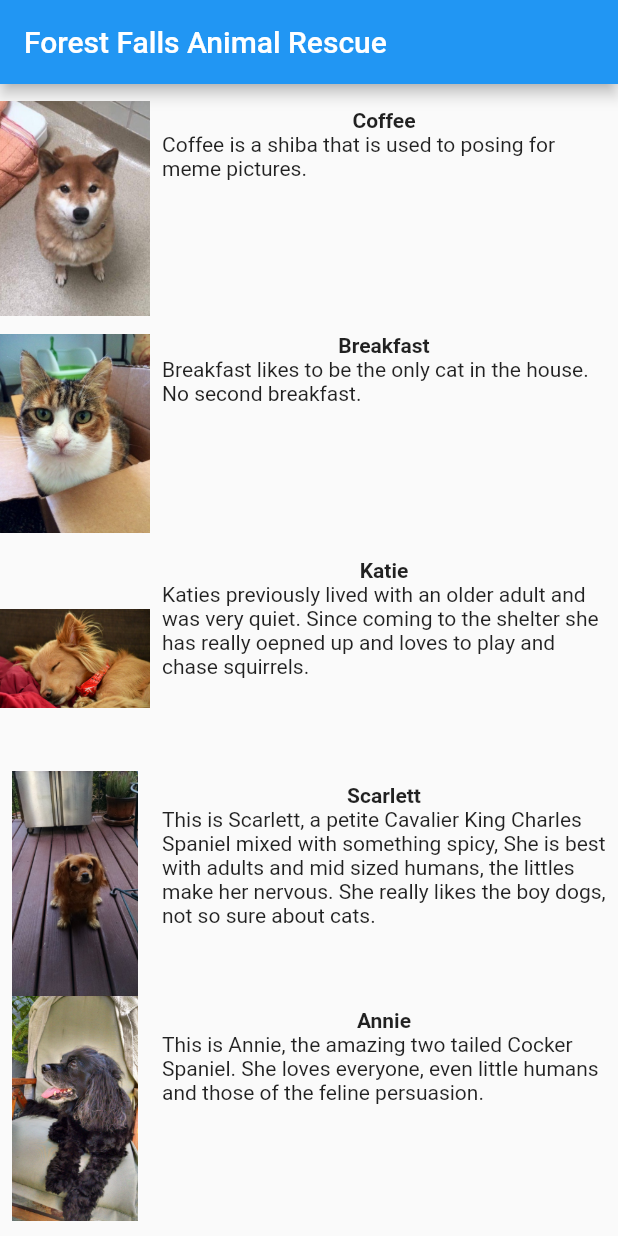
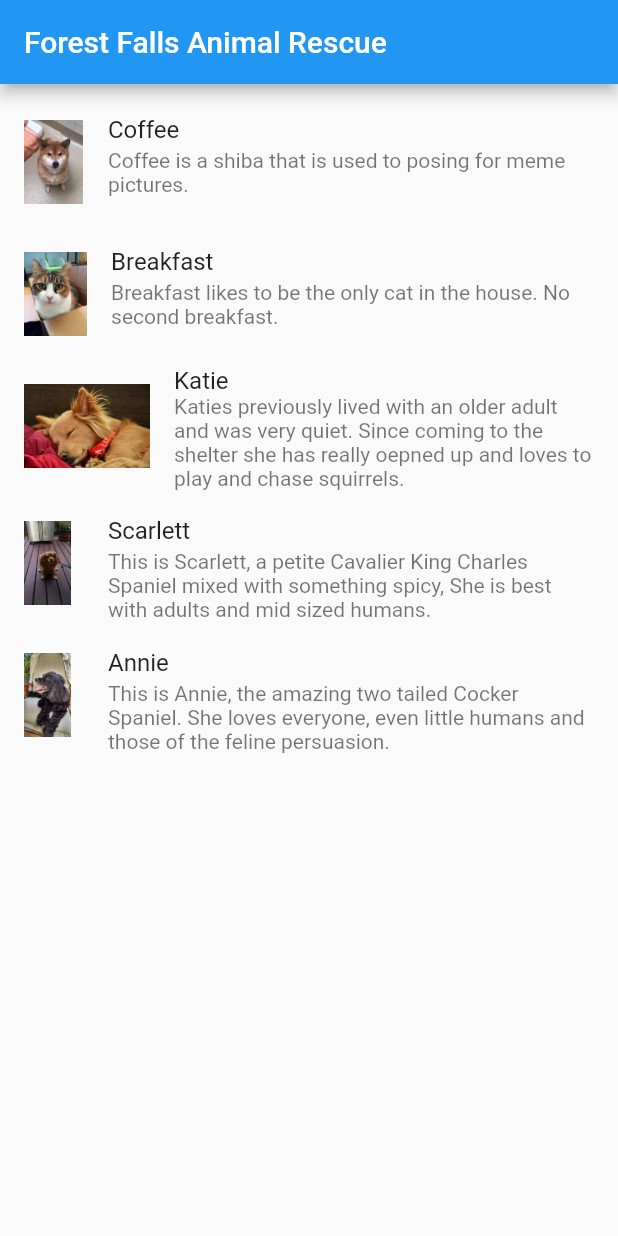
Before and after one commit to lorrainekan/animalshelter, a Flutter app: the screen it shows after launch, on a phone screen of 412 x 824 dp. Run offline on Flutter 3.47's test engine with Material 2 defaults, Android fonts, the phone set to English and light mode, and no system bars.

Commit message:
Use ListTile instead of manually creating Row and Columns. ListTile is an existing widget that simplifies styling in this prototype.

```diff
--- a/lib/animal_app.dart
+++ b/lib/animal_app.dart
@@ -17,25 +17,14 @@ class AnimalList extends StatelessWidget {
   Widget build(BuildContext context) {
     /// Builds the widget for one animal.
     Widget buildAnimalWidget(Animal animal) {
-      return new SizedBox(
-          height: 150.0,
-          child: new Row(children: [
-            new Image.asset(
-              animal.imageName,
-              width: 100.0,
-              fit: BoxFit.contain,
-            ),
-            new Expanded(
-                child: new Padding(
-                    padding: new EdgeInsets.all(8.0),
-                    child: new Column(children: [
-                      new Text(
-                        animal.name,
-                        style: new TextStyle(fontWeight: FontWeight.bold),
-                      ),
-                      new Text(animal.description, softWrap: true),
-                    ]))),
-          ]));
+      return new ListTile(
+        leading: new Image.asset(animal.imageName, height: 100.0),
+        title: new Text(animal.name),
+        subtitle: new Text(
+          animal.description,
+        ),
+        isThreeLine: true,
+      );
     }
 
     /// Builds one animal widget per animal.
@@ -94,9 +83,7 @@ List<Animal> getFakeAnimalData() {
         'Scarlett',
         'images/scarlett.jpg',
         'This is Scarlett, a petite Cavalier King Charles Spaniel mixed with '
-        'something spicy, She is best with adults and mid sized humans, '
-        'the littles make her nervous. She really likes the boy dogs,'
-        ' not so sure about cats.'),
+        'something spicy, She is best with adults and mid sized humans.'),
     new Animal(
         'Annie',
         'images/annie.jpg',
```
